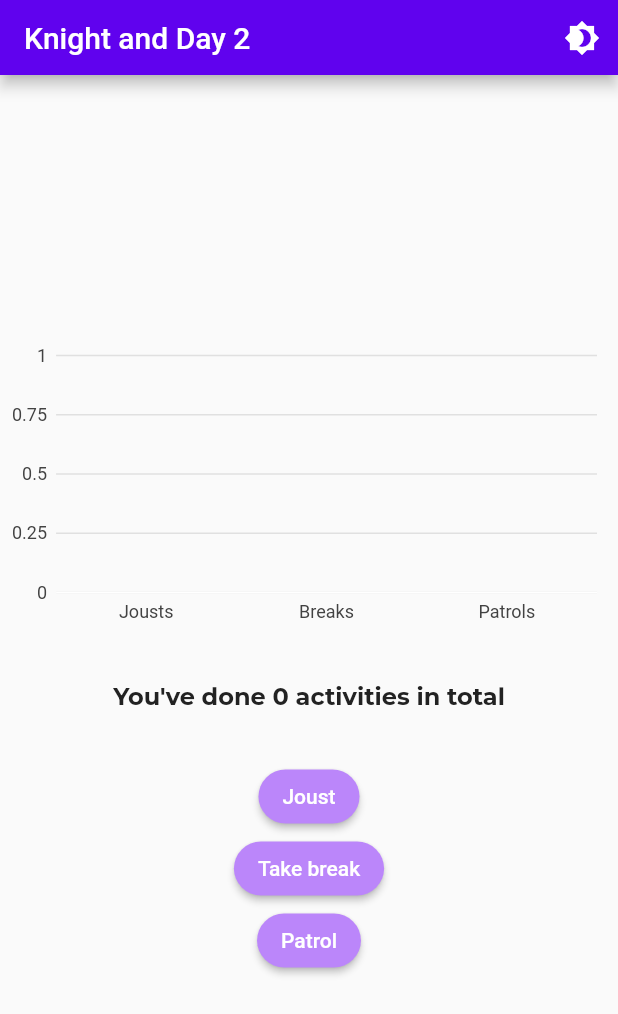
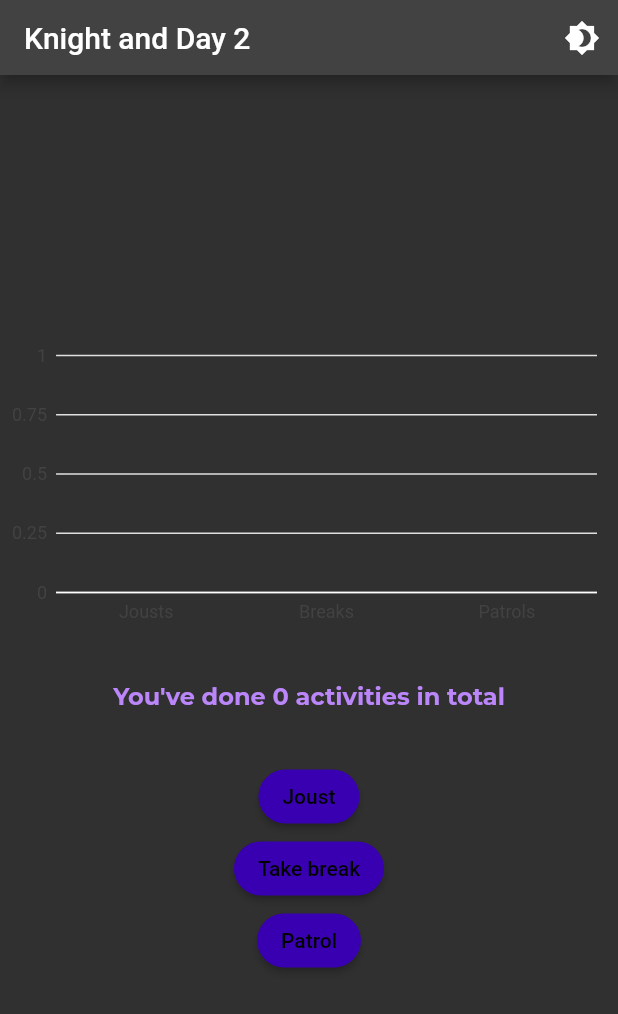
Before and after one commit to pertusatti22/knight_and_day_2, a Flutter app: the screen it shows after launch, on a phone screen of 412 x 824 dp. Shown: the top 1014 px of the screen. Run offline on Flutter 3.47's test engine with Material 2 defaults, Android fonts, the phone set to English and light mode, and no system bars; our stand-ins replace charts_flutter, google_fonts.

Commit message:
feat custom_theme.dart add darkTheme

```diff
--- a/lib/my_app.dart
+++ b/lib/my_app.dart
@@ -14,7 +14,7 @@ class MyApp extends StatelessWidget {
       home: const HomePage(),
       theme: CustomTheme.lightTheme,
       darkTheme: CustomTheme.darkTheme,
-      themeMode: ThemeMode.light,
+      themeMode: ThemeMode.dark,
     );
   }
 }
--- a/lib/theme/colors.dart
+++ b/lib/theme/colors.dart
@@ -6,5 +6,5 @@ class CustomColors {
   static const Color deepPurple = Color(0xFF3900B1);
   static const Color grey = Color(0xFF848484);
   static const Color darkGrey = Color(0xFF222222);
-  static const Color black = Color(0xFF141414);
+  static const Color black = Color(0xFF000000);
 }
--- a/lib/theme/custom_theme.dart
+++ b/lib/theme/custom_theme.dart
@@ -31,13 +31,29 @@ class CustomTheme {
       )));
 
   static ThemeData darkTheme = ThemeData(
-    brightness: Brightness.dark,
-  );
-
-  //       buttonTheme: ButtonThemeData(
-  //         shape:
-  //             RoundedRectangleBorder(borderRadius: BorderRadius.circular(18.0)),
-  //         buttonColor: CustomColors.lightPurple,
-  //       ));
-  //}
+      brightness: Brightness.dark,
+      primarySwatch: const MaterialColor(0xFF9E9E9E, <int, Color>{
+        50: Color(0xFFFAFAFA),
+        100: Color(0xFFF5F5F5),
+        200: Color(0xFFEEEEEE),
+        300: Color(0xFFE0E0E0),
+        400: Color(0xFFBDBDBD),
+        500: Color(0xFF9E9E9E),
+        600: Color(0xFF757575),
+        700: Color(0xFF616161),
+        800: Color(0xFF424242),
+        900: Color(0xFF212121),
+      }),
+      textTheme: TextTheme(
+        headline2: GoogleFonts.montserrat(
+            color: CustomColors.lightPurple,
+            fontSize: 16,
+            fontWeight: FontWeight.bold),
+      ),
+      elevatedButtonTheme: ElevatedButtonThemeData(
+          style: ElevatedButton.styleFrom(
+        backgroundColor: CustomColors.deepPurple,
+        shape:
+            RoundedRectangleBorder(borderRadius: BorderRadius.circular(18.0)),
+      )));
 }
```
